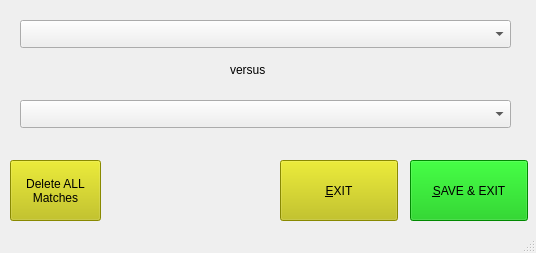
Old version of the form match_create.ui in the repository stustustu123/tennis.
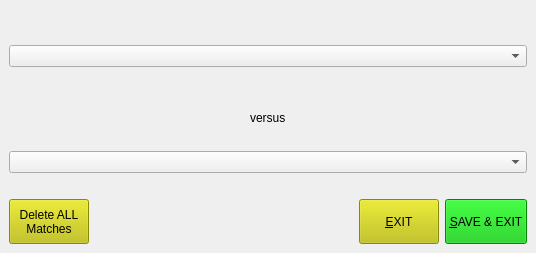
New version of the form.

Commit message: Converting DB stuff to SQLAlchemy, cleaned up some tabs, some GUI stuff now rescales on window resize.

What changed in the file:
```diff
--- a/match_create.ui
+++ b/match_create.ui
@@ -14,14 +14,14 @@
    <string>MainWindow</string>
   </property>
   <widget class="QWidget" name="centralwidget">
+   <layout class="QGridLayout" name="gridLayout">
+    <item row="1" column="4">
    <widget class="QPushButton" name="pushButton_SAVE_EXIT">
-    <property name="geometry">
-     <rect>
-      <x>410</x>
-      <y>160</y>
-      <width>118</width>
-      <height>61</height>
-     </rect>
+      <property name="minimumSize">
+       <size>
+        <width>0</width>
+        <height>45</height>
+       </size>
     </property>
     <property name="palette">
      <palette>
@@ -442,442 +442,69 @@
      <string>&amp;SAVE &amp;&amp; EXIT</string>
     </property>
    </widget>
-   <widget class="QPushButton" name="pushButton_EXIT">
-    <property name="geometry">
-     <rect>
-      <x>280</x>
-      <y>160</y>
-      <width>118</width>
-      <height>61</height>
-     </rect>
-    </property>
-    <property name="palette">
-     <palette>
-      <active>
-       <colorrole role="WindowText">
-        <brush brushstyle="SolidPattern">
-         <color alpha="255">
-          <red>0</red>
-          <green>0</green>
-          <blue>0</blue>
-         </color>
-        </brush>
-       </colorrole>
-       <colorrole role="Button">
-        <brush brushstyle="SolidPattern">
-         <color alpha="255">
-          <red>192</red>
-          <green>192</green>
-          <blue>0</blue>
-         </color>
-        </brush>
-       </colorrole>
-       <colorrole role="Light">
-        <brush brushstyle="SolidPattern">
-         <color alpha="255">
-          <red>255</red>
-          <green>255</green>
-          <blue>33</blue>
-         </color>
-        </brush>
-       </colorrole>
-       <colorrole role="Midlight">
-        <brush brushstyle="SolidPattern">
-         <color alpha="255">
-          <red>223</red>
-          <green>223</green>
-          <blue>16</blue>
-         </color>
-        </brush>
-       </colorrole>
-       <colorrole role="Dark">
-        <brush brushstyle="SolidPattern">
-         <color alpha="255">
-          <red>96</red>
-          <green>96</green>
-          <blue>0</blue>
-         </color>
-        </brush>
-       </colorrole>
-       <colorrole role="Mid">
-        <brush brushstyle="SolidPattern">
-         <color alpha="255">
-          <red>128</red>
-          <green>128</green>
-          <blue>0</blue>
-         </color>
-        </brush>
-       </colorrole>
-       <colorrole role="Text">
-        <brush brushstyle="SolidPattern">
-         <color alpha="255">
-          <red>0</red>
-          <green>0</green>
-          <blue>0</blue>
-         </color>
-        </brush>
-       </colorrole>
-       <colorrole role="BrightText">
-        <brush brushstyle="SolidPattern">
-         <color alpha="255">
-          <red>255</red>
-          <green>255</green>
-          <blue>255</blue>
-         </color>
-        </brush>
-       </colorrole>
-       <colorrole role="ButtonText">
-        <brush brushstyle="SolidPattern">
-         <color alpha="255">
-          <red>0</red>
-          <green>0</green>
-          <blue>0</blue>
-         </color>
-        </brush>
-       </colorrole>
-       <colorrole role="Base">
-        <brush brushstyle="SolidPattern">
-         <color alpha="255">
-          <red>255</red>
-          <green>255</green>
-          <blue>255</blue>
-         </color>
-        </brush>
-       </colorrole>
-       <colorrole role="Window">
-        <brush brushstyle="SolidPattern">
-         <color alpha="255">
-          <red>192</red>
-          <green>192</green>
-          <blue>0</blue>
-         </color>
-        </brush>
-       </colorrole>
-       <colorrole role="Shadow">
-        <brush brushstyle="SolidPattern">
-         <color alpha="255">
-          <red>0</red>
-          <green>0</green>
-          <blue>0</blue>
-         </color>
-        </brush>
-       </colorrole>
-       <colorrole role="AlternateBase">
-        <brush brushstyle="SolidPattern">
-         <color alpha="255">
-          <red>223</red>
-          <green>223</green>
-          <blue>127</blue>
-         </color>
-        </brush>
-       </colorrole>
-       <colorrole role="ToolTipBase">
-        <brush brushstyle="SolidPattern">
-         <color alpha="255">
-          <red>255</red>
-          <green>255</green>
-          <blue>220</blue>
-         </color>
-        </brush>
-       </colorrole>
-       <colorrole role="ToolTipText">
-        <brush brushstyle="SolidPattern">
-         <color alpha="255">
-          <red>0</red>
-          <green>0</green>
-          <blue>0</blue>
-         </color>
-        </brush>
-       </colorrole>
-      </active>
-      <inactive>
-       <colorrole role="WindowText">
-        <brush brushstyle="SolidPattern">
-         <color alpha="255">
-          <red>0</red>
-          <green>0</green>
-          <blue>0</blue>
-         </color>
-        </brush>
-       </colorrole>
-       <colorrole role="Button">
-        <brush brushstyle="SolidPattern">
-         <color alpha="255">
-          <red>192</red>
-          <green>192</green>
-          <blue>0</blue>
-         </color>
-        </brush>
-       </colorrole>
-       <colorrole role="Light">
-        <brush brushstyle="SolidPattern">
-         <color alpha="255">
-          <red>255</red>
-          <green>255</green>
-          <blue>33</blue>
-         </color>
-        </brush>
-       </colorrole>
-       <colorrole role="Midlight">
-        <brush brushstyle="SolidPattern">
-         <color alpha="255">
-          <red>223</red>
-          <green>223</green>
-          <blue>16</blue>
-         </color>
-        </brush>
-       </colorrole>
-       <colorrole role="Dark">
-        <brush brushstyle="SolidPattern">
-         <color alpha="255">
-          <red>96</red>
-          <green>96</green>
-          <blue>0</blue>
-         </color>
-        </brush>
-       </colorrole>
-       <colorrole role="Mid">
-        <brush brushstyle="SolidPattern">
-         <color alpha="255">
-          <red>128</red>
-          <green>128</green>
-          <blue>0</blue>
-         </color>
-        </brush>
-       </colorrole>
-       <colorrole role="Text">
-        <brush brushstyle="SolidPattern">
-         <color alpha="255">
-          <red>0</red>
-          <green>0</green>
-          <blue>0</blue>
-         </color>
-        </brush>
-       </colorrole>
-       <colorrole role="BrightText">
-        <brush brushstyle="SolidPattern">
-         <color alpha="255">
-          <red>255</red>
-          <green>255</green>
-          <blue>255</blue>
-         </color>
-        </brush>
-       </colorrole>
-       <colorrole role="ButtonText">
-        <brush brushstyle="SolidPattern">
-         <color alpha="255">
-          <red>0</red>
-          <green>0</green>
-          <blue>0</blue>
-         </color>
-        </brush>
-       </colorrole>
-       <colorrole role="Base">
-        <brush brushstyle="SolidPattern">
-         <color alpha="255">
-          <red>255</red>
-          <green>255</green>
-          <blue>255</blue>
-         </color>
-        </brush>
-       </colorrole>
-       <colorrole role="Window">
-        <brush brushstyle="SolidPattern">
-         <color alpha="255">
-          <red>192</red>
-          <green>192</green>
-          <blue>0</blue>
-         </color>
-        </brush>
-       </colorrole>
-       <colorrole role="Shadow">
-        <brush brushstyle="SolidPattern">
-         <color alpha="255">
-          <red>0</red>
-          <green>0</green>
-          <blue>0</blue>
-         </color>
-        </brush>
-       </colorrole>
-       <colorrole role="AlternateBase">
-        <brush brushstyle="SolidPattern">
-         <color alpha="255">
-          <red>223</red>
-          <green>223</green>
-          <blue>127</blue>
-         </color>
-        </brush>
-       </colorrole>
-       <colorrole role="ToolTipBase">
-        <brush brushstyle="SolidPattern">
-         <color alpha="255">
-          <red>255</red>
-          <green>255</green>
-          <blue>220</blue>
-         </color>
-        </brush>
-       </colorrole>
-       <colorrole role="ToolTipText">
-        <brush brushstyle="SolidPattern">
-         <color alpha="255">
-          <red>0</red>
-          <green>0</green>
-          <blue>0</blue>
-         </color>
-        </brush>
-       </colorrole>
-      </inactive>
-      <disabled>
-       <colorrole role="WindowText">
-        <brush brushstyle="SolidPattern">
-         <color alpha="255">
-          <red>96</red>
-          <green>96</green>
-          <blue>0</blue>
-         </color>
-        </brush>
-       </colorrole>
-       <colorrole role="Button">
-        <brush brushstyle="SolidPattern">
-         <color alpha="255">
-          <red>192</red>
-          <green>192</green>
-          <blue>0</blue>
-         </color>
-        </brush>
-       </colorrole>
-       <colorrole role="Light">
-        <brush brushstyle="SolidPattern">
-         <color alpha="255">
-          <red>255</red>
-          <green>255</green>
-          <blue>33</blue>
-         </color>
-        </brush>
-       </colorrole>
-       <colorrole role="Midlight">
-        <brush brushstyle="SolidPattern">
-         <color alpha="255">
-          <red>223</red>
-          <green>223</green>
-          <blue>16</blue>
-         </color>
-        </brush>
-       </colorrole>
-       <colorrole role="Dark">
-        <brush brushstyle="SolidPattern">
-         <color alpha="255">
-          <red>96</red>
-          <green>96</green>
-          <blue>0</blue>
-         </color>
-        </brush>
-       </colorrole>
-       <colorrole role="Mid">
-        <brush brushstyle="SolidPattern">
-         <color alpha="255">
-          <red>128</red>
-          <green>128</green>
-          <blue>0</blue>
-         </color>
-        </brush>
-       </colorrole>
-       <colorrole role="Text">
-        <brush brushstyle="SolidPattern">
-         <color alpha="255">
-          <red>96</red>
-          <green>96</green>
-          <blue>0</blue>
-         </color>
-        </brush>
-       </colorrole>
-       <colorrole role="BrightText">
-        <brush brushstyle="SolidPattern">
-         <color alpha="255">
-          <red>255</red>
-          <green>255</green>
-          <blue>255</blue>
-         </color>
-        </brush>
-       </colorrole>
-       <colorrole role="ButtonText">
-        <brush brushstyle="SolidPattern">
-         <color alpha="255">
-          <red>96</red>
-          <green>96</green>
-          <blue>0</blue>
-         </color>
-        </brush>
-       </colorrole>
-       <colorrole role="Base">
-        <brush brushstyle="SolidPattern">
-         <color alpha="255">
-          <red>192</red>
-          <green>192</green>
-          <blue>0</blue>
-         </color>
-        </brush>
-       </colorrole>
-       <colorrole role="Window">
-        <brush brushstyle="SolidPattern">
-         <color alpha="255">
-          <red>192</red>
-          <green>192</green>
-          <blue>0</blue>
-         </color>
-        </brush>
-       </colorrole>
-       <colorrole role="Shadow">
-        <brush brushstyle="SolidPattern">
-         <color alpha="255">
-          <red>0</red>
-          <green>0</green>
-          <blue>0</blue>
-         </color>
-        </brush>
-       </colorrole>
-       <colorrole role="AlternateBase">
-        <brush brushstyle="SolidPattern">
-         <color alpha="255">
-          <red>192</red>
-          <green>192</green>
-          <blue>0</blue>
-         </color>
-        </brush>
-       </colorrole>
-       <colorrole role="ToolTipBase">
-        <brush brushstyle="SolidPattern">
-         <color alpha="255">
-          <red>255</red>
-          <green>255</green>
-          <blue>220</blue>
-         </color>
-        </brush>
-       </colorrole>
-       <colorrole role="ToolTipText">
-        <brush brushstyle="SolidPattern">
-         <color alpha="255">
-          <red>0</red>
-          <green>0</green>
-          <blue>0</blue>
-         </color>
-        </brush>
-       </colorrole>
-      </disabled>
-     </palette>
-    </property>
+    </item>
+    <item row="0" column="0" colspan="5">
+     <layout class="QVBoxLayout" name="verticalLayout">
+      <item>
+       <spacer name="verticalSpacer_2">
+        <property name="orientation">
+         <enum>Qt::Vertical</enum>
+        </property>
+        <property name="sizeType">
+         <enum>QSizePolicy::Maximum</enum>
+        </property>
+        <property name="sizeHint" stdset="0">
+         <size>
+          <width>20</width>
+          <height>20</height>
+         </size>
+        </property>
+       </spacer>
+      </item>
+      <item alignment="Qt::AlignVCenter">
+       <widget class="QComboBox" name="comboBox_PlayerA"/>
+      </item>
+      <item alignment="Qt::AlignHCenter">
+       <widget class="QLabel" name="label">
     <property name="text">
-     <string>&amp;EXIT</string>
-    </property>
-   </widget>
+         <string>versus</string>
+        </property>
+       </widget>
+      </item>
+      <item>
+       <widget class="QComboBox" name="comboBox_PlayerB"/>
+      </item>
+      <item>
+       <spacer name="verticalSpacer">
+        <property name="orientation">
+         <enum>Qt::Vertical</enum>
+        </property>
+        <property name="sizeType">
+         <enum>QSizePolicy::Maximum</enum>
+        </property>
+        <property name="sizeHint" stdset="0">
+         <size>
+          <width>20</width>
+          <height>20</height>
+         </size>
+        </property>
+       </spacer>
+      </item>
+     </layout>
+    </item>
+    <item row="1" column="0">
    <widget class="QPushButton" name="pushButton_DELETE_ALL_MATCHES">
-    <property name="geometry">
-     <rect>
-      <x>10</x>
-      <y>160</y>
-      <width>91</width>
-      <height>61</height>
-     </rect>
+      <property name="minimumSize">
+       <size>
+        <width>0</width>
+        <height>45</height>
+       </size>
+      </property>
+      <property name="baseSize">
+       <size>
+        <width>0</width>
+        <height>45</height>
+       </size>
     </property>
     <property name="palette">
      <palette>
@@ -1299,41 +926,456 @@
 Matches</string>
     </property>
    </widget>
-   <widget class="QComboBox" name="comboBox_PlayerA">
-    <property name="geometry">
-     <rect>
-      <x>20</x>
-      <y>20</y>
-      <width>491</width>
-      <height>28</height>
-     </rect>
-    </property>
-   </widget>
-   <widget class="QComboBox" name="comboBox_PlayerB">
-    <property name="geometry">
-     <rect>
-      <x>20</x>
-      <y>100</y>
-      <width>491</width>
-      <height>28</height>
-     </rect>
-    </property>
-   </widget>
-   <widget class="QLabel" name="label">
-    <property name="geometry">
-     <rect>
-      <x>230</x>
-      <y>60</y>
-      <width>71</width>
-      <height>19</height>
-     </rect>
+    </item>
+    <item row="1" column="2">
+     <spacer name="horizontalSpacer">
+      <property name="orientation">
+       <enum>Qt::Horizontal</enum>
+      </property>
+      <property name="sizeHint" stdset="0">
+       <size>
+        <width>40</width>
+        <height>20</height>
+       </size>
+      </property>
+     </spacer>
+    </item>
+    <item row="1" column="3">
+     <widget class="QPushButton" name="pushButton_EXIT">
+      <property name="minimumSize">
+       <size>
+        <width>0</width>
+        <height>45</height>
+       </size>
+      </property>
+      <property name="baseSize">
+       <size>
+        <width>0</width>
+        <height>45</height>
+       </size>
+      </property>
+      <property name="palette">
+       <palette>
+        <active>
+         <colorrole role="WindowText">
+          <brush brushstyle="SolidPattern">
+           <color alpha="255">
+            <red>0</red>
+            <green>0</green>
+            <blue>0</blue>
+           </color>
+          </brush>
+         </colorrole>
+         <colorrole role="Button">
+          <brush brushstyle="SolidPattern">
+           <color alpha="255">
+            <red>192</red>
+            <green>192</green>
+            <blue>0</blue>
+           </color>
+          </brush>
+         </colorrole>
+         <colorrole role="Light">
+          <brush brushstyle="SolidPattern">
+           <color alpha="255">
+            <red>255</red>
+            <green>255</green>
+            <blue>33</blue>
+           </color>
+          </brush>
+         </colorrole>
+         <colorrole role="Midlight">
+          <brush brushstyle="SolidPattern">
+           <color alpha="255">
+            <red>223</red>
+            <green>223</green>
+            <blue>16</blue>
+           </color>
+          </brush>
+         </colorrole>
+         <colorrole role="Dark">
+          <brush brushstyle="SolidPattern">
+           <color alpha="255">
+            <red>96</red>
+            <green>96</green>
+            <blue>0</blue>
+           </color>
+          </brush>
+         </colorrole>
+         <colorrole role="Mid">
+          <brush brushstyle="SolidPattern">
+           <color alpha="255">
+            <red>128</red>
+            <green>128</green>
+            <blue>0</blue>
+           </color>
+          </brush>
+         </colorrole>
+         <colorrole role="Text">
+          <brush brushstyle="SolidPattern">
+           <color alpha="255">
+            <red>0</red>
+            <green>0</green>
+            <blue>0</blue>
+           </color>
+          </brush>
+         </colorrole>
+         <colorrole role="BrightText">
+          <brush brushstyle="SolidPattern">
+           <color alpha="255">
+            <red>255</red>
+            <green>255</green>
+            <blue>255</blue>
+           </color>
+          </brush>
+         </colorrole>
+         <colorrole role="ButtonText">
+          <brush brushstyle="SolidPattern">
+           <color alpha="255">
+            <red>0</red>
+            <green>0</green>
+            <blue>0</blue>
+           </color>
+          </brush>
+         </colorrole>
+         <colorrole role="Base">
+          <brush brushstyle="SolidPattern">
+           <color alpha="255">
+            <red>255</red>
+            <green>255</green>
+            <blue>255</blue>
+           </color>
+          </brush>
+         </colorrole>
+         <colorrole role="Window">
+          <brush brushstyle="SolidPattern">
+           <color alpha="255">
+            <red>192</red>
+            <green>192</green>
+            <blue>0</blue>
+           </color>
+          </brush>
+         </colorrole>
+         <colorrole role="Shadow">
+          <brush brushstyle="SolidPattern">
+           <color alpha="255">
+            <red>0</red>
+            <green>0</green>
+            <blue>0</blue>
+           </color>
+          </brush>
+         </colorrole>
+         <colorrole role="AlternateBase">
+          <brush brushstyle="SolidPattern">
+           <color alpha="255">
+            <red>223</red>
+            <green>223</green>
+            <blue>127</blue>
+           </color>
+          </brush>
+         </colorrole>
+         <colorrole role="ToolTipBase">
+          <brush brushstyle="SolidPattern">
+           <color alpha="255">
+            <red>255</red>
+            <green>255</green>
+            <blue>220</blue>
+           </color>
+          </brush>
+         </colorrole>
+         <colorrole role="ToolTipText">
+          <brush brushstyle="SolidPattern">
+           <color alpha="255">
+            <red>0</red>
+            <green>0</green>
+            <blue>0</blue>
+           </color>
+          </brush>
+         </colorrole>
+        </active>
+        <inactive>
+         <colorrole role="WindowText">
+          <brush brushstyle="SolidPattern">
+           <color alpha="255">
+            <red>0</red>
+            <green>0</green>
+            <blue>0</blue>
+           </color>
+          </brush>
+         </colorrole>
+         <colorrole role="Button">
+          <brush brushstyle="SolidPattern">
+           <color alpha="255">
+            <red>192</red>
+            <green>192</green>
+            <blue>0</blue>
+           </color>
+          </brush>
+         </colorrole>
+         <colorrole role="Light">
+          <brush brushstyle="SolidPattern">
+           <color alpha="255">
+            <red>255</red>
+            <green>255</green>
+            <blue>33</blue>
+           </color>
+          </brush>
+         </colorrole>
+         <colorrole role="Midlight">
+          <brush brushstyle="SolidPattern">
+           <color alpha="255">
+            <red>223</red>
+            <green>223</green>
+            <blue>16</blue>
+           </color>
+          </brush>
+         </colorrole>
+         <colorrole role="Dark">
+          <brush brushstyle="SolidPattern">
+           <color alpha="255">
+            <red>96</red>
+            <green>96</green>
+            <blue>0</blue>
+           </color>
+          </brush>
+         </colorrole>
+         <colorrole role="Mid">
+          <brush brushstyle="SolidPattern">
+           <color alpha="255">
+            <red>128</red>
+            <green>128</green>
+            <blue>0</blue>
+           </color>
+          </brush>
+         </colorrole>
+         <colorrole role="Text">
+          <brush brushstyle="SolidPattern">
+           <color alpha="255">
+            <red>0</red>
+            <green>0</green>
+            <blue>0</blue>
+           </color>
+          </brush>
+         </colorrole>
+         <colorrole role="BrightText">
+          <brush brushstyle="SolidPattern">
+           <color alpha="255">
+            <red>255</red>
+            <green>255</green>
+            <blue>255</blue>
+           </color>
+          </brush>
+         </colorrole>
+         <colorrole role="ButtonText">
+          <brush brushstyle="SolidPattern">
+           <color alpha="255">
+            <red>0</red>
+            <green>0</green>
+            <blue>0</blue>
+           </color>
+          </brush>
+         </colorrole>
+         <colorrole role="Base">
+          <brush brushstyle="SolidPattern">
+           <color alpha="255">
+            <red>255</red>
+            <green>255</green>
+            <blue>255</blue>
+           </color>
+          </brush>
+         </colorrole>
+         <colorrole role="Window">
+          <brush brushstyle="SolidPattern">
+           <color alpha="255">
+            <red>192</red>
+            <green>192</green>
+            <blue>0</blue>
+           </color>
+          </brush>
+         </colorrole>
+         <colorrole role="Shadow">
+          <brush brushstyle="SolidPattern">
+           <color alpha="255">
+            <red>0</red>
+            <green>0</green>
+            <blue>0</blue>
+           </color>
+          </brush>
+         </colorrole>
+         <colorrole role="AlternateBase">
+          <brush brushstyle="SolidPattern">
+           <color alpha="255">
+            <red>223</red>
+            <green>223</green>
+            <blue>127</blue>
+           </color>
+          </brush>
+         </colorrole>
+         <colorrole role="ToolTipBase">
+          <brush brushstyle="SolidPattern">
+           <color alpha="255">
+            <red>255</red>
+            <green>255</green>
+            <blue>220</blue>
+           </color>
+          </brush>
+         </colorrole>
+         <colorrole role="ToolTipText">
+          <brush brushstyle="SolidPattern">
+           <color alpha="255">
+            <red>0</red>
+            <green>0</green>
+            <blue>0</blue>
+           </color>
+          </brush>
+         </colorrole>
+        </inactive>
+        <disabled>
+         <colorrole role="WindowText">
+          <brush brushstyle="SolidPattern">
+           <color alpha="255">
+            <red>96</red>
+            <green>96</green>
+            <blue>0</blue>
+           </color>
+          </brush>
+         </colorrole>
+         <colorrole role="Button">
+          <brush brushstyle="SolidPattern">
+           <color alpha="255">
+            <red>192</red>
+            <green>192</green>
+            <blue>0</blue>
+           </color>
+          </brush>
+         </colorrole>
+         <colorrole role="Light">
+          <brush brushstyle="SolidPattern">
+           <color alpha="255">
+            <red>255</red>
+            <green>255</green>
+            <blue>33</blue>
+           </color>
+          </brush>
+         </colorrole>
+         <colorrole role="Midlight">
+          <brush brushstyle="SolidPattern">
+           <color alpha="255">
+            <red>223</red>
+            <green>223</green>
+            <blue>16</blue>
+           </color>
+          </brush>
+         </colorrole>
+         <colorrole role="Dark">
+          <brush brushstyle="SolidPattern">
+           <color alpha="255">
+            <red>96</red>
+            <green>96</green>
+            <blue>0</blue>
+           </color>
+          </brush>
+         </colorrole>
+         <colorrole role="Mid">
+          <brush brushstyle="SolidPattern">
+           <color alpha="255">
+            <red>128</red>
+            <green>128</green>
+            <blue>0</blue>
+           </color>
+          </brush>
+         </colorrole>
+         <colorrole role="Text">
+          <brush brushstyle="SolidPattern">
+           <color alpha="255">
+            <red>96</red>
+            <green>96</green>
+            <blue>0</blue>
+           </color>
+          </brush>
+         </colorrole>
+         <colorrole role="BrightText">
+          <brush brushstyle="SolidPattern">
+           <color alpha="255">
+            <red>255</red>
+            <green>255</green>
+            <blue>255</blue>
+           </color>
+          </brush>
+         </colorrole>
+         <colorrole role="ButtonText">
+          <brush brushstyle="SolidPattern">
+           <color alpha="255">
+            <red>96</red>
+            <green>96</green>
+            <blue>0</blue>
+           </color>
+          </brush>
+         </colorrole>
+         <colorrole role="Base">
+          <brush brushstyle="SolidPattern">
+           <color alpha="255">
+            <red>192</red>
+            <green>192</green>
+            <blue>0</blue>
+           </color>
+          </brush>
+         </colorrole>
+         <colorrole role="Window">
+          <brush brushstyle="SolidPattern">
+           <color alpha="255">
+            <red>192</red>
+            <green>192</green>
+            <blue>0</blue>
+           </color>
+          </brush>
+         </colorrole>
+         <colorrole role="Shadow">
+          <brush brushstyle="SolidPattern">
+           <color alpha="255">
+            <red>0</red>
+            <green>0</green>
+            <blue>0</blue>
+           </color>
+          </brush>
+         </colorrole>
+         <colorrole role="AlternateBase">
+          <brush brushstyle="SolidPattern">
+           <color alpha="255">
+            <red>192</red>
+            <green>192</green>
+            <blue>0</blue>
+           </color>
+          </brush>
+         </colorrole>
+         <colorrole role="ToolTipBase">
+          <brush brushstyle="SolidPattern">
+           <color alpha="255">
+            <red>255</red>
+            <green>255</green>
+            <blue>220</blue>
+           </color>
+          </brush>
+         </colorrole>
+         <colorrole role="ToolTipText">
+          <brush brushstyle="SolidPattern">
+           <color alpha="255">
+            <red>0</red>
+            <green>0</green>
+            <blue>0</blue>
+           </color>
+          </brush>
+         </colorrole>
+        </disabled>
+       </palette>
     </property>
     <property name="text">
-     <string>versus</string>
-    </property>
-   </widget>
+       <string>&amp;EXIT</string>
+      </property>
+     </widget>
+    </item>
+   </layout>
   </widget>
-  <widget class="QStatusBar" name="statusbar"/>
  </widget>
  <resources/>
  <connections/>
```
Lines whose indentation alone changed are shown as unchanged. The commit also changes 4 other files.
